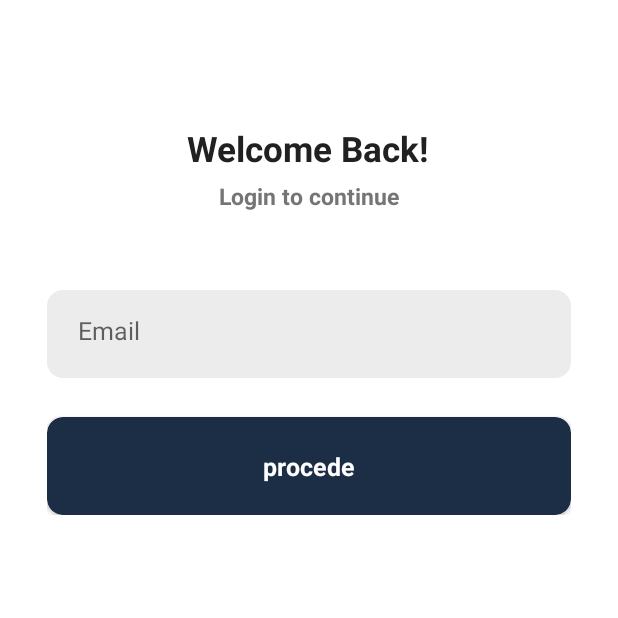
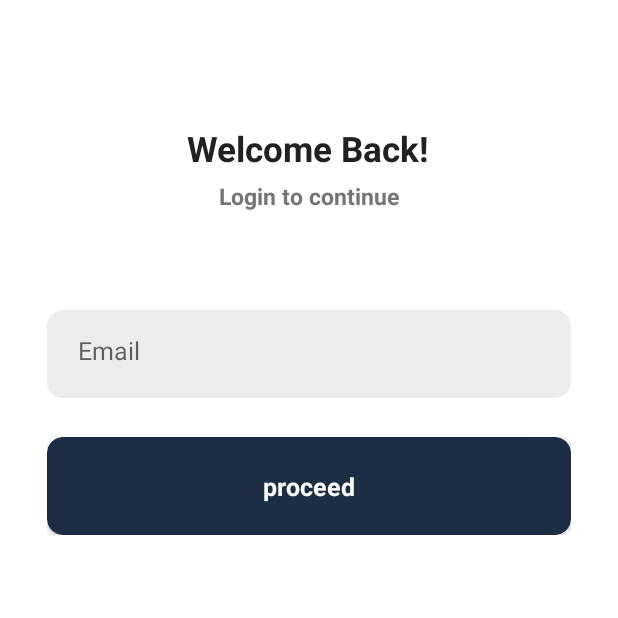
Before and after one commit to ahsan-farooq-rolustech/Chat-app, an Android app: the screen it shows after launch (AuthActivity), on a phone screen of 412 x 824 dp, the top half of it. Run offline under Robolectric (Android 15) with nearby library versions, the phone set to English and light mode, and no system bars; our stand-ins replace Firebase (no records; nobody signed in at launch, a user with empty details on screens opened directly), sdp/ssp sizes; libraries missing offline, so code that uses them is left out: com.makeramen.roundedimageview; plain views replace RoundedImageView.

Commit message:
signin ui in progress

```diff
--- a/app/build.gradle
+++ b/app/build.gradle
@@ -92,7 +92,7 @@ dependencies {
     //multi dex
     implementation'androidx.multidex:multidex:2.0.1'
 
-    implementation 'com.github.bumptech.glide:glide:4.13.0'
-    kapt 'com.github.bumptech.glide:compiler:4.13.0'
+    implementation 'com.github.bumptech.glide:glide:4.13.2'
+    annotationProcessor 'com.github.bumptech.glide:compiler:4.13.2'
 
 }
--- a/app/src/main/java/com/example/chatapplication/utilities/bindingutils/CustomBindingAdapter.kt
+++ b/app/src/main/java/com/example/chatapplication/utilities/bindingutils/CustomBindingAdapter.kt
@@ -34,12 +34,6 @@ class CustomBindingAdapter {
         fun setImage(view: ImageView, imageUrl: String) {
             if (!TextUtils.isEmpty(imageUrl)) view.load(imageUrl)
         }
-
-        @JvmStatic
-        @BindingAdapter("setImage")
-        fun setImage(riv: RoundedImageView, image: Bitmap?) {
-            if (image != null) riv.setImageBitmap(image)
-        }
     }
 
 }
--- a/app/src/main/java/com/example/chatapplication/utilities/helperClasses/FBStoreHelper.kt
+++ b/app/src/main/java/com/example/chatapplication/utilities/helperClasses/FBStoreHelper.kt
@@ -42,6 +42,7 @@ class FBStoreHelper {
         val storageReference = ChatApplication.firebaseStorage.reference.child("${FBConstants.KEY_STORAGE_USER_IMAGES}${randomKey}")
         storageReference.putFile(characterImage).addOnSuccessListener { task ->
             storageReference.downloadUrl.addOnSuccessListener { uri ->
+                mListener
                 addUserImageLink(email,uri.toString())
             }
         }.addOnProgressListener { uploadTask ->
--- a/app/src/main/java/com/example/chatapplication/utilities/utils/AppInterfaces.kt
+++ b/app/src/main/java/com/example/chatapplication/utilities/utils/AppInterfaces.kt
@@ -25,7 +25,7 @@ interface IFirestoreListener
     fun onChatCreatedSuccess(){}
     fun onConversationGetSuccess(conversationId:String){}
     fun onGetMessagesSuccessful(list:ArrayList<ChatMessageResponseModel>){}
-
+    fun onUserImageUploadedSuccessfully(){}
 }
 
 
--- a/app/src/main/res/layout/adapter_receive_message.xml
+++ b/app/src/main/res/layout/adapter_receive_message.xml
@@ -20,7 +20,8 @@
             loadImage="@{chatModel.receiverImageUrl}"
             android:layout_width="@dimen/_25sdp"
             android:layout_height="@dimen/_25sdp"
-            android:background="@drawable/background_image"
+            app:riv_border_width="@dimen/_1sdp"
+            app:riv_border_color="@color/black"
             android:scaleType="centerCrop"
             app:layout_constraintBottom_toBottomOf="@+id/tvMessage"
             app:layout_constraintStart_toStartOf="parent"
--- a/app/src/main/res/layout/adapter_recent_conversation.xml
+++ b/app/src/main/res/layout/adapter_recent_conversation.xml
@@ -25,8 +25,7 @@
             android:scaleType="centerCrop"
             app:layout_constraintStart_toStartOf="parent"
             app:layout_constraintTop_toTopOf="parent"
-            app:riv_oval="true"
-            setImage="@{conversationImage}" />
+            app:riv_oval="true"/>
 
         <View
             android:id="@+id/vViewSupporter"
--- a/app/src/main/res/layout/fragment_signin.xml
+++ b/app/src/main/res/layout/fragment_signin.xml
@@ -36,15 +36,36 @@
             android:textSize="@dimen/_12ssp"
             android:textStyle="bold" />
 
+        <androidx.constraintlayout.widget.ConstraintLayout
+            android:layout_width="wrap_content"
+            android:layout_height="wrap_content"
+            android:layout_marginTop="@dimen/_10sdp">
+
+
             <com.makeramen.roundedimageview.RoundedImageView
                 android:id="@+id/imvProfile"
                 android:layout_width="@dimen/_80sdp"
                 android:layout_height="@dimen/_80sdp"
-            android:layout_marginTop="@dimen/_10sdp"
                 android:background="@drawable/background_image"
                 android:scaleType="centerCrop"
                 android:visibility="gone"
+                app:layout_constraintBottom_toBottomOf="parent"
+                app:layout_constraintEnd_toEndOf="parent"
+                app:layout_constraintStart_toStartOf="parent"
+                app:layout_constraintTop_toTopOf="parent"
                 app:riv_oval="true" />
+            <ProgressBar
+                android:id="@+id/pbLoaderProfileImage"
+                android:layout_width="@dimen/_25sdp"
+                android:layout_height="@dimen/_25sdp"
+                android:layout_alignParentEnd="true"
+                android:layout_centerVertical="true"
+                android:visibility="gone"
+                app:layout_constraintBottom_toBottomOf="@+id/imvProfile"
+                app:layout_constraintEnd_toEndOf="@+id/imvProfile"
+                app:layout_constraintStart_toStartOf="@+id/imvProfile"
+                app:layout_constraintTop_toTopOf="@+id/imvProfile" />
+        </androidx.constraintlayout.widget.ConstraintLayout>
 
 
 
@@ -153,7 +174,7 @@
                     android:layout_width="wrap_content"
                     android:layout_height="wrap_content"
                     android:layout_centerInParent="true"
-                    android:text="@string/procede"
+                    android:text="@string/proceed"
                     android:textColor="@color/white"
                     android:textSize="@dimen/_13ssp"
                     android:textStyle="bold" />
--- a/app/src/main/res/values/strings.xml
+++ b/app/src/main/res/values/strings.xml
@@ -10,5 +10,5 @@
     <string name="hello_blank_fragment">Hello blank fragment</string>
     <string name="sign_up">Signup</string>
     <string name="type_a_message">Type a message</string>
-    <string name="procede">procede</string>
+    <string name="proceed">proceed</string>
 </resources>
```
Lines whose indentation alone changed are shown as unchanged.
